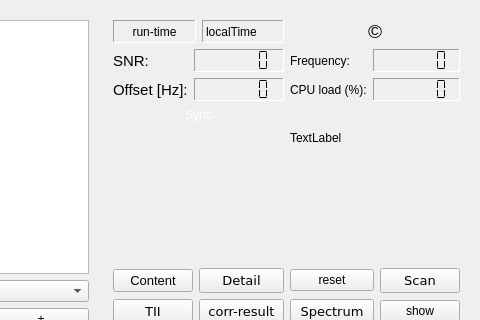
This is forms/dabradio.ui in JvanKatwijk/qt-dab as Qt 5 draws it before an edit; both pictures show x 129 to 609 and y 0 to 320 of the 609 by 406 pixel window. The edited form follows.
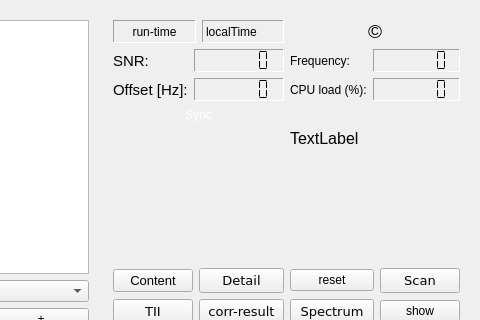
This is the edited form. Custom widgets are drawn as their Qt base class.

Diff of the .ui file:
```diff
--- a/forms/dabradio.ui
+++ b/forms/dabradio.ui
@@ -530,6 +530,11 @@
           </item>
           <item>
            <widget class="QLabel" name="transmitter_coordinates">
+            <property name="font">
+             <font>
+              <pointsize>12</pointsize>
+             </font>
+            </property>
             <property name="toolTip">
              <string>Tranmitter Identification Information (tii) is shown here.</string>
             </property>
```
